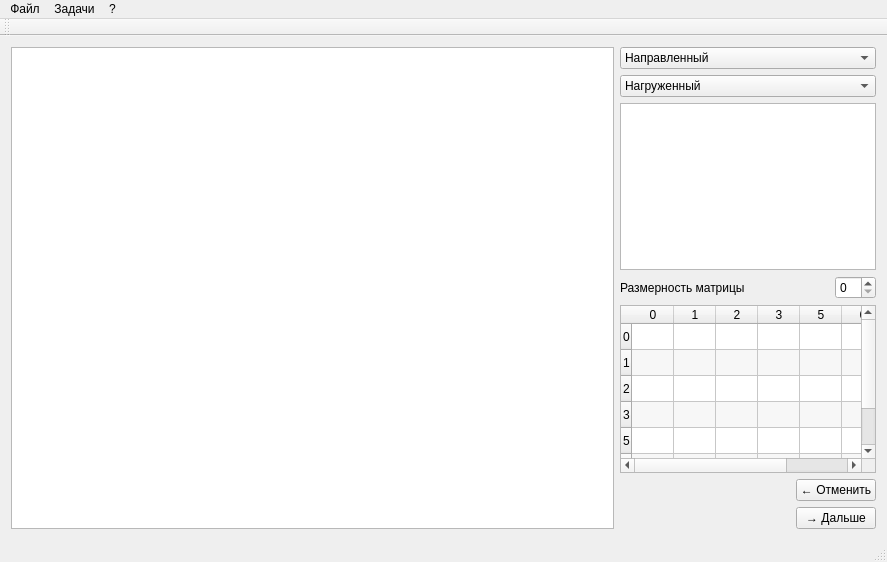
Old version of the form ui/design/design.ui in the repository maksiplus19/graphs.
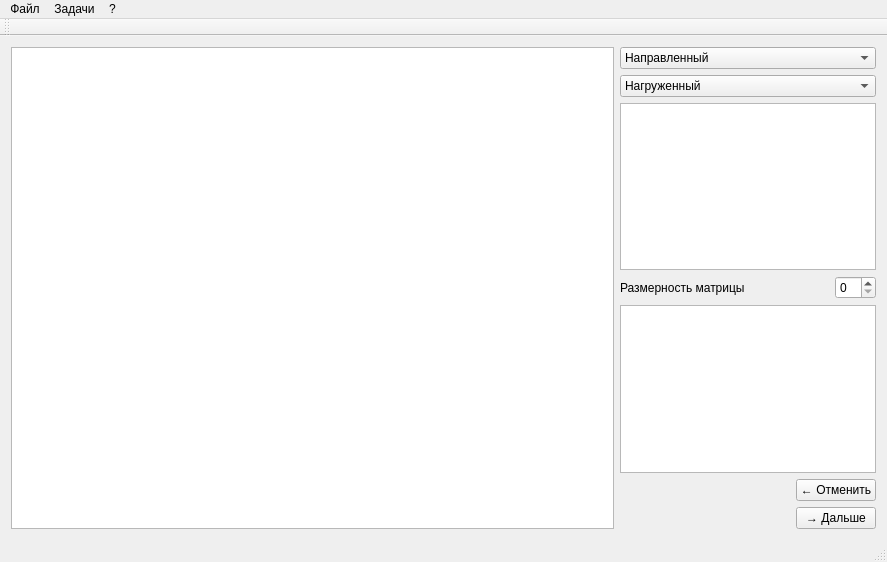
New version of the form. Custom widgets are drawn as their Qt base class.

Commit message: TableView(Item Based) replaced by TableView(Model Based)

Diff of the .ui file:
```diff
--- a/ui/design/design.ui
+++ b/ui/design/design.ui
@@ -83,7 +83,7 @@
        </layout>
       </item>
       <item>
-       <widget class="QTableWidget" name="tableWidgetMatr">
+       <widget class="QTableView" name="graphMatrix">
         <property name="maximumSize">
          <size>
           <width>16777204</width>
@@ -132,122 +132,6 @@
         <property name="sortingEnabled">
          <bool>false</bool>
         </property>
-        <property name="rowCount">
-         <number>7</number>
-        </property>
-        <property name="columnCount">
-         <number>7</number>
-        </property>
-        <attribute name="horizontalHeaderCascadingSectionResizes">
-         <bool>false</bool>
-        </attribute>
-        <attribute name="horizontalHeaderDefaultSectionSize">
-         <number>42</number>
-        </attribute>
-        <attribute name="horizontalHeaderMinimumSectionSize">
-         <number>39</number>
-        </attribute>
-        <attribute name="horizontalHeaderShowSortIndicator" stdset="0">
-         <bool>false</bool>
-        </attribute>
-        <attribute name="horizontalHeaderStretchLastSection">
-         <bool>false</bool>
-        </attribute>
-        <attribute name="verticalHeaderCascadingSectionResizes">
-         <bool>false</bool>
-        </attribute>
-        <attribute name="verticalHeaderDefaultSectionSize">
-         <number>25</number>
-        </attribute>
-        <attribute name="verticalHeaderMinimumSectionSize">
-         <number>26</number>
-        </attribute>
-        <attribute name="verticalHeaderShowSortIndicator" stdset="0">
-         <bool>false</bool>
-        </attribute>
-        <attribute name="verticalHeaderStretchLastSection">
-         <bool>false</bool>
-        </attribute>
-        <row>
-         <property name="text">
-          <string>0</string>
-         </property>
-        </row>
-        <row>
-         <property name="text">
-          <string>1</string>
-         </property>
-        </row>
-        <row>
-         <property name="text">
-          <string>2</string>
-         </property>
-        </row>
-        <row>
-         <property name="text">
-          <string>3</string>
-         </property>
-        </row>
-        <row/>
-        <row/>
-        <row/>
-        <column>
-         <property name="text">
-          <string>0</string>
-         </property>
-         <property name="font">
-          <font>
-           <weight>50</weight>
-           <bold>false</bold>
-          </font>
-         </property>
-        </column>
-        <column>
-         <property name="text">
-          <string>1</string>
-         </property>
-         <property name="font">
-          <font>
-           <weight>50</weight>
-           <bold>false</bold>
-          </font>
-         </property>
-        </column>
-        <column>
-         <property name="text">
-          <string>2</string>
-         </property>
-        </column>
-        <column>
-         <property name="text">
-          <string>3</string>
-         </property>
-        </column>
-        <column/>
-        <column/>
-        <column/>
-        <item row="0" column="0">
-         <property name="text">
-          <string/>
-         </property>
-         <property name="font">
-          <font>
-           <weight>75</weight>
-           <bold>true</bold>
-          </font>
-         </property>
-        </item>
-        <item row="1" column="0">
-         <property name="text">
-          <string/>
-         </property>
-         <property name="font">
-          <font>
-           <weight>75</weight>
-           <bold>true</bold>
-          </font>
-         </property>
-        </item>
        </widget>
       </item>
       <item>
```
The commit also changes 1 other file.
